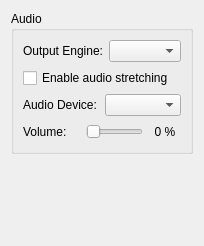
Qt form src/yuzu/configuration/configure_audio.ui (rorrim-rorrim/eden-alt) before a commit.
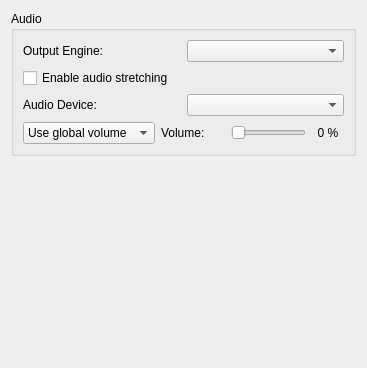
The same form after that commit.

What changed in the file:
```diff
--- a/src/yuzu/configuration/configure_audio.ui
+++ b/src/yuzu/configuration/configure_audio.ui
@@ -6,8 +6,8 @@
    <rect>
     <x>0</x>
     <y>0</y>
-    <width>188</width>
-    <height>246</height>
+    <width>367</width>
+    <height>368</height>
    </rect>
   </property>
   <layout class="QVBoxLayout">
@@ -18,9 +18,9 @@
      </property>
      <layout class="QVBoxLayout">
       <item>
-       <layout class="QHBoxLayout">
+       <layout class="QHBoxLayout" name="_3">
         <item>
-         <widget class="QLabel" name="label_1">
+         <widget class="QLabel" name="output_sink_label">
           <property name="text">
            <string>Output Engine:</string>
           </property>
@@ -42,9 +42,9 @@
          </widget>
        </item>
       <item>
-       <layout class="QHBoxLayout">
+       <layout class="QHBoxLayout" name="_2">
         <item>
-         <widget class="QLabel" name="label_2">
+         <widget class="QLabel" name="audio_device_label">
           <property name="text">
            <string>Audio Device:</string>
           </property>
@@ -61,7 +61,21 @@
          <number>0</number>
         </property>
         <item>
-         <widget class="QLabel" name="label_3">
+         <widget class="QComboBox" name="volume_combo_box">
+          <item>
+           <property name="text">
+            <string>Use global volume</string>
+           </property>
+          </item>
+          <item>
+           <property name="text">
+            <string>Set volume:</string>
+           </property>
+          </item>
+         </widget>
+        </item>
+        <item>
+         <widget class="QLabel" name="volume_label">
           <property name="text">
            <string>Volume:</string>
           </property>
@@ -74,7 +88,7 @@
           </property>
           <property name="sizeHint" stdset="0">
            <size>
-            <width>40</width>
+            <width>30</width>
             <height>20</height>
            </size>
           </property>
```
Lines whose indentation alone changed are shown as unchanged.
